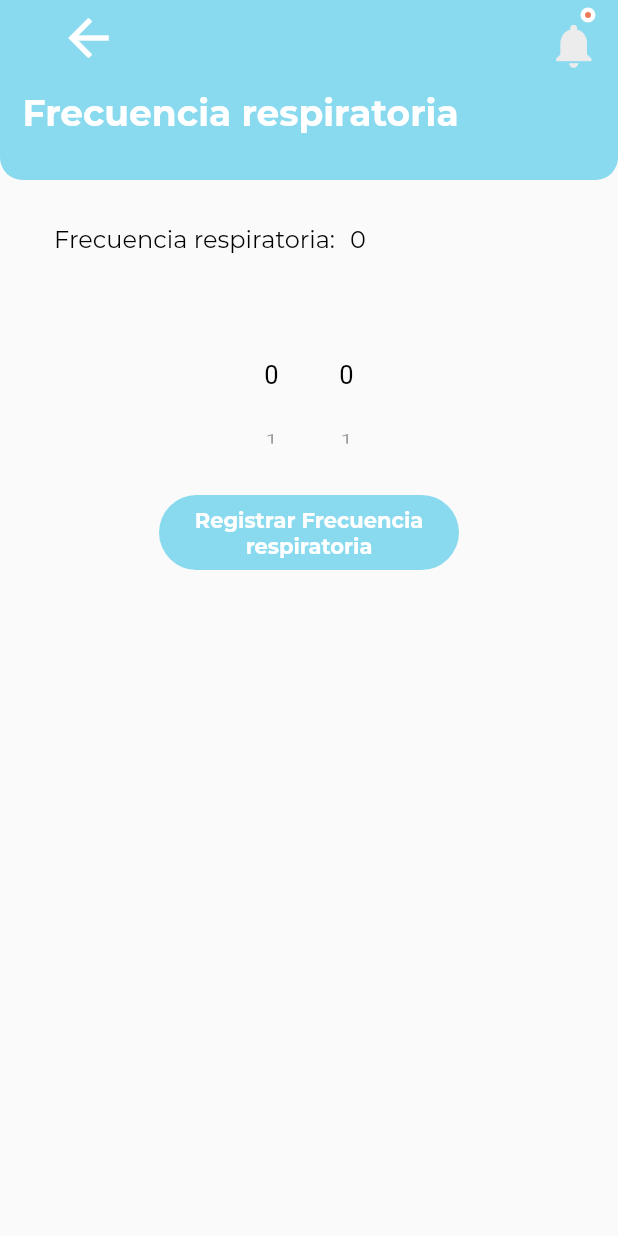
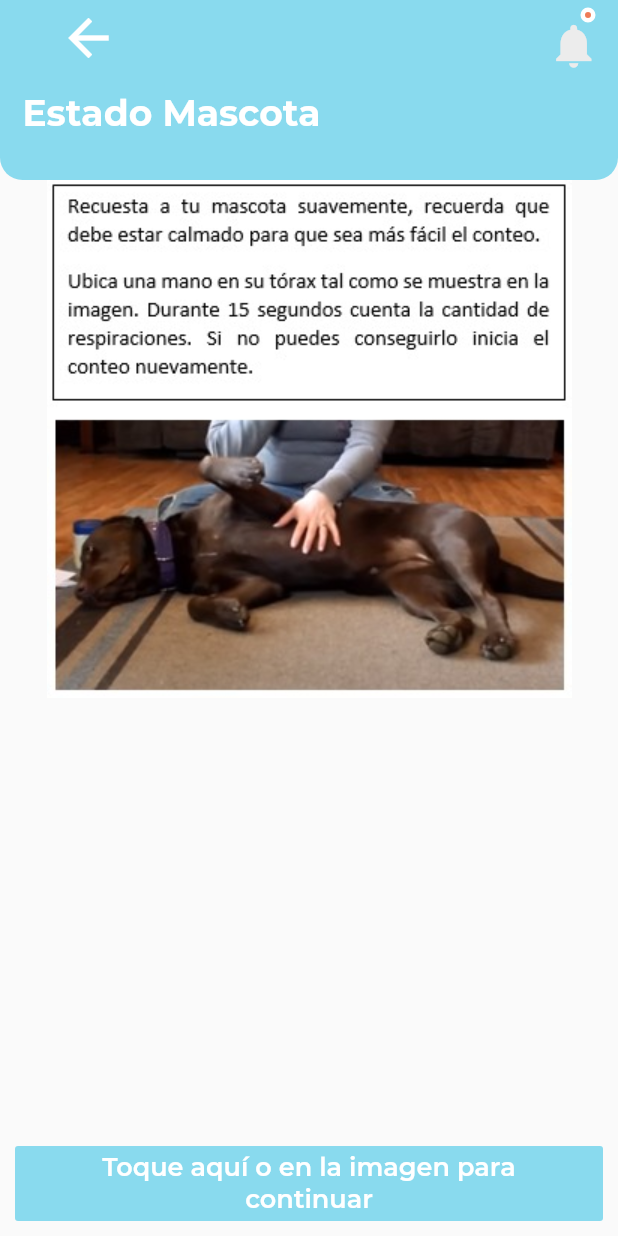
Before and after one commit to Celstren/HealthPaw, a Flutter app: the SelectPetStatusReport screen opened directly, after a tap on the "timer" icon, on a phone screen of 412 x 824 dp. Run offline on Flutter 3.47's test engine with Material 2 defaults, Android fonts, the phone set to English and light mode, and no system bars; drawn by our look-alikes of wheel_chooser; our stand-ins replace audioplayers, auto_size_text, charts_flutter, connectivity, dio, file and 6 more; missing offline and left inert: flutter_audio_recorder; accounts and stored records are empty; project files that could hold a hidden picture were left out.

Commit message:
fotos guia

```diff
--- a/lib/services/core/environment.dart
+++ b/lib/services/core/environment.dart
@@ -11,7 +11,7 @@ class BuildEnvironment<String> extends Enum<String> {
 
   /// LOCAL Android
   static const LOCAL_ANDROID =
-      const BuildEnvironment('http://192.168.0.8:3000/api/');
+      const BuildEnvironment('http://192.168.1.7:3000/api/');
 
 
   /// TESTING
--- /dev/null
+++ b/lib/views/report_pet_status/widgets/prev_set_breathing.dart
@@ -0,0 +1,60 @@
+import 'package:HealthPaw/config/strings/app_strings.dart';
+import 'package:HealthPaw/navigation/navigation_methods.dart';
+import 'package:HealthPaw/utils/exports/app_design.dart';
+import 'package:HealthPaw/utils/widgets/common_app_bar.dart';
+import 'package:HealthPaw/views/report_pet_status/widgets/set_pet_breathing.dart';
+import 'package:flutter/material.dart';
+
+class PrevSetBreathing extends StatefulWidget {
+  PrevSetBreathing({Key key}) : super(key: key);
+
+  @override
+  _PrevSetBreathingState createState() => _PrevSetBreathingState();
+}
+
+class _PrevSetBreathingState extends State<PrevSetBreathing> {
+  @override
+  Widget build(BuildContext context) {
+    return SafeArea(
+      child: Scaffold(
+        body: Column(
+          children: <Widget>[
+            CommonAppBar(title: AppStrings.petStatus, showHeader: true),
+            Expanded(
+              child: ListView.builder(
+                itemCount: 1,
+                itemBuilder: (context, index) => Material(
+                  child: InkWell(
+                    onTap: () => NavigationMethods.of(context)
+                        .navigateTo(SetPetBreathing()),
+                    child: Container(
+                      child: Image.asset('assets/tutorials/breathingfreq.jpeg'),
+                      alignment: Alignment.center,
+                    ),
+                  ),
+                ),
+              ),
+            ),
+            Container(
+              padding: EdgeInsets.all(10),
+              child: FlatButton(
+                child: Text('Toque aquí o en la imagen para continuar',
+                    textAlign: TextAlign.center,
+                    style: TextStyle(
+                      fontFamily: AppFonts.Montserrat_SemiBold,
+                      fontSize: 17.0,
+                      color: AppColors.PrimaryWhite,
+                    )),
+                padding: EdgeInsets.only(left: 15.0, right: 15.0),
+                color: AppColors.PrimaryLightBlue,
+                height: 50,
+                onPressed: () =>
+                    NavigationMethods.of(context).navigateTo(SetPetBreathing()),
+              ),
+            ),
+          ],
+        ),
+      ),
+    );
+  }
+}
--- a/lib/views/report_pet_status/widgets/select_pet_status_report_content.dart
+++ b/lib/views/report_pet_status/widgets/select_pet_status_report_content.dart
@@ -7,8 +7,8 @@ import 'package:HealthPaw/utils/widgets/circular_button.dart';
 import 'package:HealthPaw/utils/widgets/custom_dialog.dart';
 import 'package:HealthPaw/utils/widgets/ok_dialog.dart';
 import 'package:HealthPaw/utils/widgets/rounded_button.dart';
-import 'package:HealthPaw/views/report_pet_status/widgets/set_pet_breathing.dart';
-import 'package:HealthPaw/views/report_pet_status/widgets/set_pet_heart_rate.dart';
+import 'package:HealthPaw/views/report_pet_status/widgets/prev_set_breathing.dart';
+import 'package:HealthPaw/views/report_pet_status/widgets/prev_set_heart_rate.dart';
 import 'package:HealthPaw/views/sync_wearable/logic/device_controller.dart';
 import 'package:HealthPaw/views/sync_wearable/sync_wearable.dart';
 import 'package:HealthPaw/views/sync_wearable/widgets/sync_wearable_report_dialog.dart';
@@ -48,7 +48,12 @@ class _SelectPetStatusReportContentState
           children: <Widget>[
             SizedBox(height: 30),
             _buildOptionsButtons(),
-            SizedBox(height: 30),
+            Container(
+              child: Image.asset('assets/tutorials/both.jpeg'),
+              margin: EdgeInsets.all(10.0),
+              padding: EdgeInsets.all(10.0),
+              alignment: Alignment.center,
+            ),
             _buildReportButton(),
             SizedBox(height: 30),
             _buildReportWithSensorButton(),
@@ -99,7 +104,7 @@ class _SelectPetStatusReportContentState
                 size: 80,
                 onPress: () =>
                     // redirect to set heart rate
-                    NavigationMethods.of(context).navigateTo(SetPetHeartRate()),
+                    NavigationMethods.of(context).navigateTo(PrevSetHeartrate()),
                 label: AppStrings.cardiacFrequency,
                 icon: Icon(Icons.favorite,
                     size: 30, color: AppColors.PrimaryBlack),
@@ -108,7 +113,7 @@ class _SelectPetStatusReportContentState
                 size: 80,
                 onPress: () =>
                     // redirect to set breathing freq
-                    NavigationMethods.of(context).navigateTo(SetPetBreathing()),
+                    NavigationMethods.of(context).navigateTo(PrevSetBreathing()),
                 label: AppStrings.breathFrequency,
                 icon:
                     Icon(Icons.timer, size: 30, color: AppColors.PrimaryBlack),
--- a/lib/views/report_pet_status/widgets/set_pet_breathing.dart
+++ b/lib/views/report_pet_status/widgets/set_pet_breathing.dart
@@ -33,6 +33,7 @@ class _SetPetHeartRateState extends State<SetPetBreathing> {
           title: AppStrings.breathFrequency + " guardada",
           okText: AppStrings.close,
           onPress: () {
+            Navigator.pop(context);
             Navigator.pop(context);
             Navigator.pop(context);
           },
--- a/lib/views/report_pet_status/widgets/set_pet_heart_rate.dart
+++ b/lib/views/report_pet_status/widgets/set_pet_heart_rate.dart
@@ -35,6 +35,7 @@ class _SetPetHeartRateState extends State<SetPetHeartRate> {
           title: AppStrings.hearthRate + " guardado",
           okText: AppStrings.close,
           onPress: () {
+            Navigator.pop(context);
             Navigator.pop(context);
             Navigator.pop(context);
           },
--- a/pubspec.yaml
+++ b/pubspec.yaml
@@ -64,6 +64,7 @@ flutter:
     - assets/json/
     - assets/avatars/pets/
     - assets/audios/
+    - assets/tutorials/
 
   # An image asset can refer to one or more resolution-specific "variants", see
   # https://flutter.dev/assets-and-images/#resolution-aware.
```
Also changed, not shown: lib/views/report_pet_status/report_pet_status_view.dart (+26 -26 lines), lib/views/report_pet_status/select_pet_status_report.dart (+8 -2 lines), lib/views/report_pet_status/widgets/prev_set_heart_rate.dart (added, +60 -0 lines), lib/views/report_pet_status/widgets/report_pet_status_content.dart (+230 -230 lines), assets/tutorials/both.jpeg (added), assets/tutorials/breathingfreq.jpeg (added), assets/tutorials/heartrate.jpeg (added), pubspec.lock.
